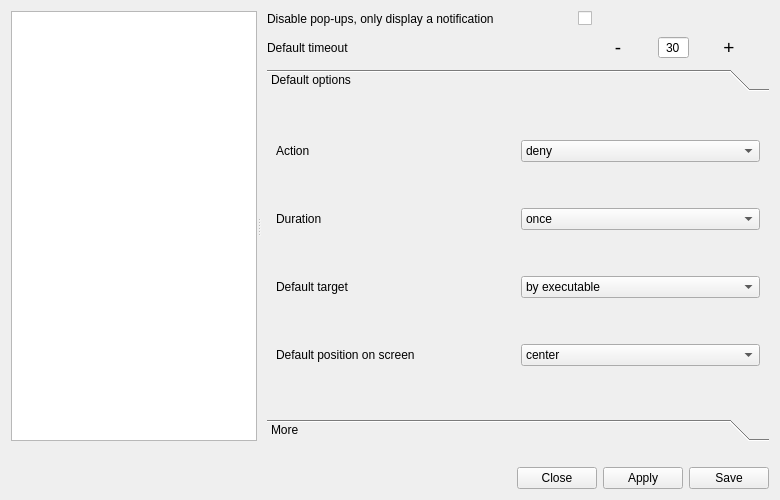
This is ui/opensnitch/res/preferences.ui in Cthululz/opensnitch as Qt 5 draws it before an edit. The edited form follows.
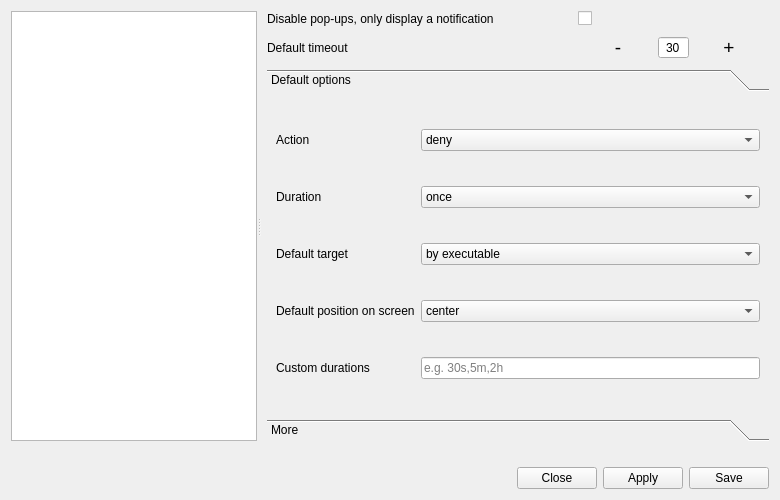
This is the edited form. Icons and pictures are not drawn.

Commit message:
preferences: restore custom durations field to UI
Restores the lineCustomDurations QLineEdit that was lost during
the merge. This field allows users to define custom duration
options like "30s,5m,2h" for popup dialogs.

What changed in the file:
```diff
--- a/ui/opensnitch/res/preferences.ui
+++ b/ui/opensnitch/res/preferences.ui
@@ -343,6 +343,23 @@
               </property>
              </widget>
             </item>
+            <item row="6" column="0">
+             <widget class="QLabel" name="labelCustomDurations">
+              <property name="toolTip">
+               <string>Comma-separated durations (e.g. 30s,5m,2h). "once", "until restart" and "always" are enforced.</string>
+              </property>
+              <property name="text">
+               <string>Custom durations</string>
+              </property>
+             </widget>
+            </item>
+            <item row="6" column="1">
+             <widget class="QLineEdit" name="lineCustomDurations">
+              <property name="placeholderText">
+               <string>e.g. 30s,5m,2h</string>
+              </property>
+             </widget>
+            </item>
             <item row="3" column="1">
              <widget class="QComboBox" name="comboUIDialogPos">
               <property name="enabled">
```
